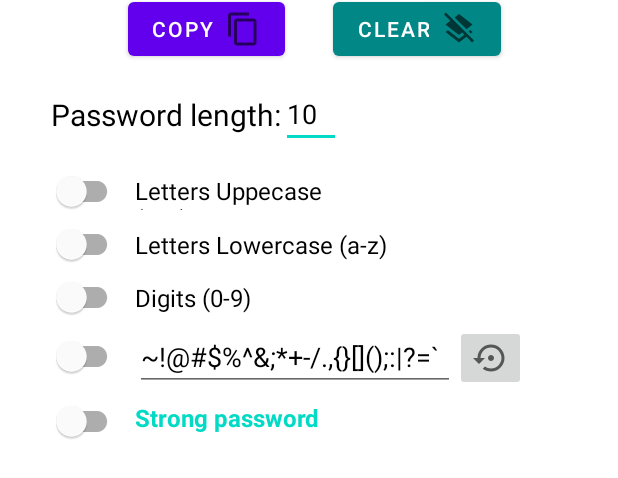
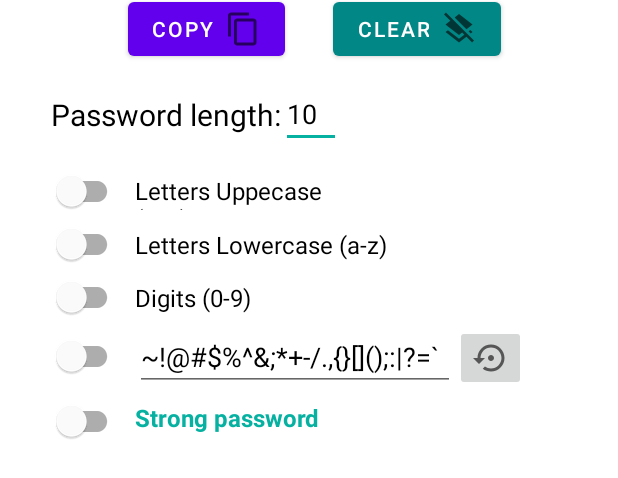
Before and after one commit to gustavodahora/pass-generator, an Android app: the layout activity_main.xml on its own in the app's theme, with its tools: preview values and no code run, on a phone screen of 412 x 824 dp. Shown: the part 298-776 px from the top of the screen. Run offline under Robolectric (Android 15) with nearby library versions, the phone set to English and light mode, and no system bars.

Commit message:
New Color teal

```diff
--- a/app/src/main/res/values/colors.xml
+++ b/app/src/main/res/values/colors.xml
@@ -3,7 +3,7 @@
     <color name="purple_200">#FFBB86FC</color>
     <color name="purple_500">#FF6200EE</color>
     <color name="purple_700">#FF3700B3</color>
-    <color name="teal_200">#FF03DAC5</color>
+    <color name="teal_200">#06B1A1</color>
     <color name="teal_700">#FF018786</color>
     <color name="black">#FF000000</color>
     <color name="white">#FFFFFFFF</color>
```
